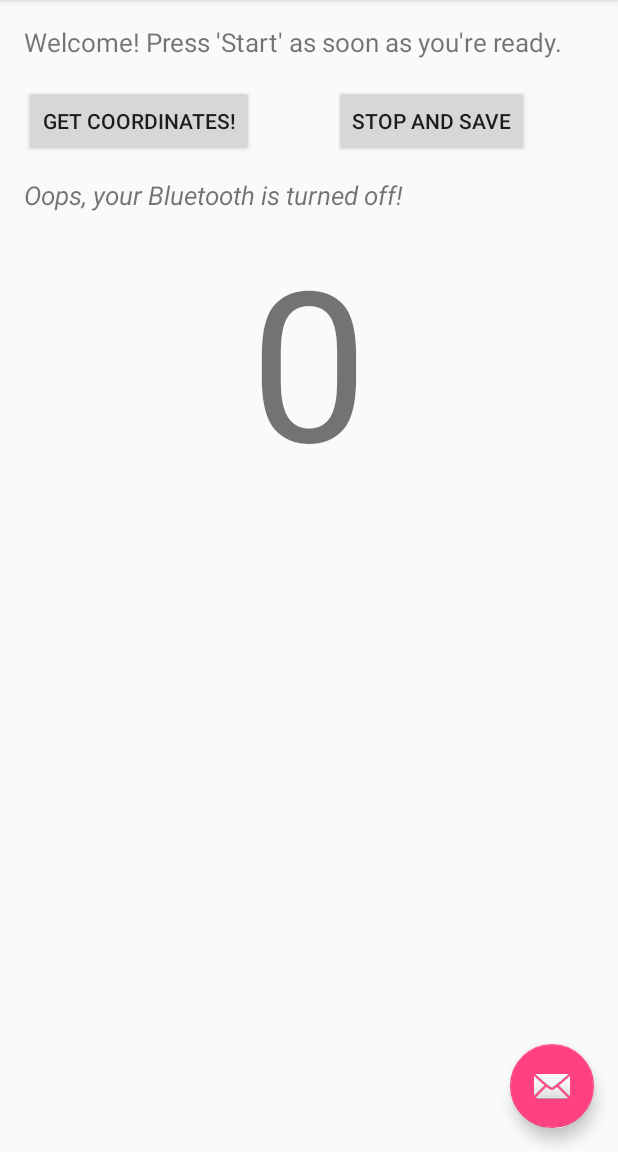
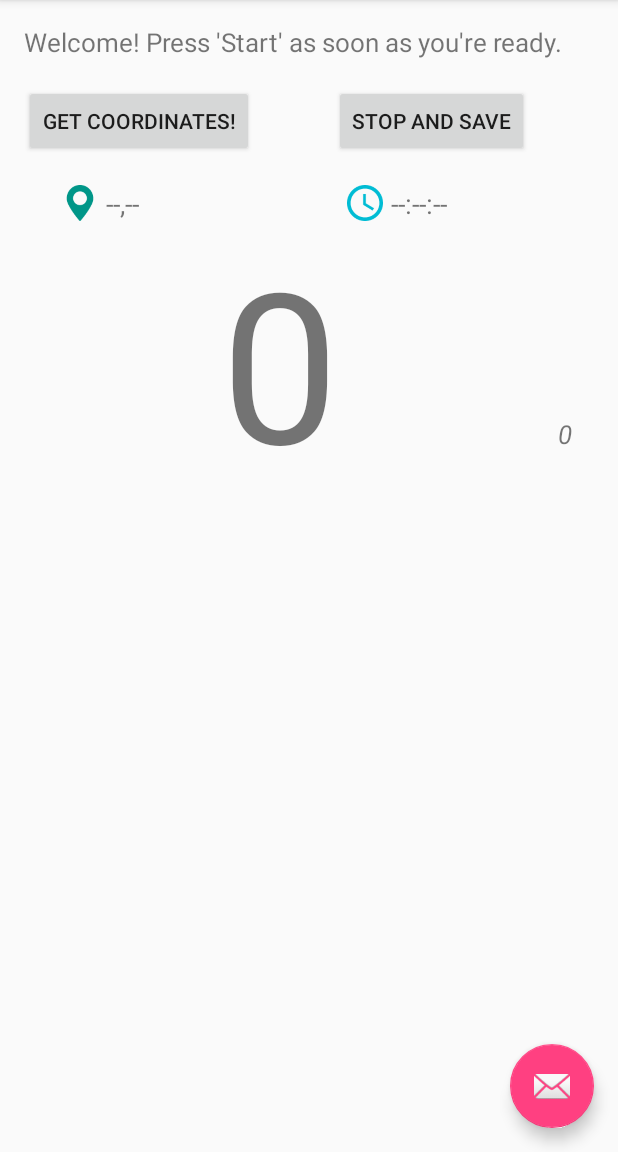
Before and after one commit to msaadq/aero2, an Android app: the screen it shows after launch (MainActivity), after a tap on "GET COORDINATES!", on a phone screen of 412 x 824 dp, the part 84-1236 px from its top. Run offline under Robolectric (Android 15) with nearby library versions, the phone set to English and light mode, and no system bars; libraries missing offline, so code that uses them is left out: com.microsoft.windowsazure; 2 statements that could not run were skipped.

Commit message:
UI changes made as per today's discussion

```diff
--- a/AerO2_Android/app/src/main/java/com/aero2/android/DefaultActivities/MainActivity.java
+++ b/AerO2_Android/app/src/main/java/com/aero2/android/DefaultActivities/MainActivity.java
@@ -8,6 +8,7 @@ import android.support.v7.widget.Toolbar;
 import android.util.Log;
 import android.view.View;
 import android.widget.Button;
+import android.widget.ImageView;
 import android.widget.TextView;
 
 import com.aero2.android.DefaultClasses.Integrator;
@@ -18,12 +19,15 @@ public class MainActivity extends AppCompatActivity {
 
     //Main Activity Variables
     private int m_interval = 1500;              // Time between each Integrator call
-    private String smog;
 
     //UI Elements
-    private TextView update_message_text;
     private TextView smog_text;
+    private TextView location_text;
+    private TextView time_text;
+    private TextView count_text;
     private TextView thank_you_text;
+    private ImageView location_image;
+    private ImageView time_image;
     private Toolbar toolbar;
     private Button gps_button;
     private Button stop_button;
@@ -39,15 +43,23 @@ public class MainActivity extends AppCompatActivity {
 
         //Instantiate UI Objects
         toolbar = (Toolbar) findViewById(R.id.toolbar);
-        update_message_text= (TextView) findViewById(R.id.update_message_text);
         smog_text = (TextView) findViewById(R.id.smog_text);
+        location_text = (TextView) findViewById(R.id.location_text);
+        time_text = (TextView) findViewById(R.id.time_text);
+        count_text = (TextView) findViewById(R.id.count_text);
         thank_you_text = (TextView) findViewById(R.id.thank_you_text);
+        location_image = (ImageView) findViewById(R.id.location_image);
+        time_image = (ImageView) findViewById(R.id.time_image);
         gps_button = (Button) findViewById(R.id.gps_button);
         stop_button = (Button) findViewById(R.id.stop_button);
 
         //Instantiate Objects
         m_handler = new Handler();
         integrator = new Integrator(this);
+
+        //Set visibility of ImageViews
+        location_image.setVisibility(View.INVISIBLE);
+        time_image.setVisibility(View.INVISIBLE);
 
         //Start saving data in Azure
         integrator.saveAzure();
@@ -62,8 +74,14 @@ public class MainActivity extends AppCompatActivity {
         gps_button.setOnClickListener(new View.OnClickListener() {
             public void onClick(View v) {
 
-                //Show default value of smog as 0
+                //Set defaults
                 smog_text.setText("0");
+                location_text.setText("--,--");
+                time_text.setText("--:--:--");
+                count_text.setText("0");
+
+                location_image.setVisibility(View.VISIBLE);
+                time_image.setVisibility(View.VISIBLE);
                 //Run GPS Handler
                 getIntegrator.run();
             }
@@ -95,30 +113,8 @@ public class MainActivity extends AppCompatActivity {
     Runnable getIntegrator = new Runnable() {
         @Override
         public void run() {
-            smog = integrator.init();
 
-            if (smog == "0"){
-                update_message_text.setText(R.string.update_message_0);
-            }
-            else if (smog == "-1"){
-                update_message_text.setText(R.string.update_message_1);
-            }
-            else if (smog == "-2"){
-                update_message_text.setText(R.string.update_message_2);
-            }
-            else if (smog == "-3"){
-                update_message_text.setText(R.string.update_message_3);
-            }
-            else if (smog == "-4"){
-                update_message_text.setText(R.string.update_message_4);
-            }
-            else if (smog == "-5"){
-                update_message_text.setText(R.string.update_message_5);
-            }
-            else{
-                update_message_text.setText(R.string.update_message_6);
-                smog_text.setText(smog);
-            }
+            integrator.init(smog_text, location_text, time_text, count_text);
 
             //Call again after delay of m_interval
             m_handler.postDelayed(getIntegrator,m_interval);
--- a/AerO2_Android/app/src/main/java/com/aero2/android/DefaultClasses/SQLiteAsyncTask.java
+++ b/AerO2_Android/app/src/main/java/com/aero2/android/DefaultClasses/SQLiteAsyncTask.java
@@ -33,7 +33,7 @@ public class SQLiteAsyncTask extends AsyncTask<String[][], Void, Void> {
     protected Void doInBackground(String[][]... params) {
 
         Log.v("SQLiteAsyncTask", "Entered doInBackground");
-        int count  = params[0].length;
+        int count  = Integrator.value_count;
         Log.v("Count:",String.valueOf(count));
 
         //Push all values to SQLite
@@ -42,6 +42,7 @@ public class SQLiteAsyncTask extends AsyncTask<String[][], Void, Void> {
             Log.v("SQLiteAsyncTask", "Added Item " + String.valueOf(i));
         }
 
+        Integrator.value_count = 0;
         long row_count = sqLiteAPI.getRowCountInLocal();
         Log.v("Row Count: ",String.valueOf(row_count));
 
--- a/AerO2_Android/app/src/main/res/layout/content_main.xml
+++ b/AerO2_Android/app/src/main/res/layout/content_main.xml
@@ -47,22 +47,77 @@
         android:orientation="vertical"
         android:layout_height="wrap_content">
 
+
+        <LinearLayout
+            android:layout_width="fill_parent"
+            android:layout_height="wrap_content"
+            android:layout_marginTop="5dp"
+            android:orientation="horizontal">
+
+            <LinearLayout
+                android:layout_width="0dp"
+                android:layout_weight="1"
+                android:paddingLeft="25dp"
+                android:layout_height="wrap_content">
+
+                <ImageView
+                    android:layout_width="24dp"
+                    android:layout_height="24dp"
+                    android:id="@+id/location_image"
+                    android:src="@drawable/location"/>
                 <TextView
                     android:layout_width="wrap_content"
-            android:layout_height="fill_parent"
-            android:textStyle="italic"
-            android:textSize="17dp"
-            android:id="@+id/update_message_text"
-            android:paddingBottom="2pt"/>
+                    android:paddingLeft="5dp"
+                    android:layout_height="wrap_content"
+                    android:id="@+id/location_text"
+                    android:textSize="18dp"/>
+            </LinearLayout>
+
+            <LinearLayout
+                android:layout_width="0dp"
+                android:layout_weight="1"
+                android:paddingLeft="25dp"
+                android:layout_height="wrap_content">
+
+                <ImageView
+                    android:layout_width="24dp"
+                    android:layout_height="24dp"
+                    android:id="@+id/time_image"
+                    android:src="@drawable/time"/>
+
+                <TextView
+                    android:layout_width="wrap_content"
+                    android:paddingLeft="5dp"
+                    android:layout_height="wrap_content"
+                    android:id="@+id/time_text"
+                    android:textSize="18dp"/>
+            </LinearLayout>
+
+        </LinearLayout>
 
 
+        <LinearLayout
+            android:layout_width="fill_parent"
+            android:layout_height="wrap_content"
+            android:orientation="horizontal">
+
             <TextView
-            android:layout_width="match_parent"
+                android:layout_width="0dp"
+                android:layout_weight=".9"
                 android:layout_height="wrap_content"
                 android:textSize="140dp"
                 android:textAlignment="center"
-            android:layout_gravity="center"
                 android:id="@+id/smog_text" />
+            <TextView
+                android:layout_width="0dp"
+                android:textStyle="italic"
+                android:layout_weight=".1"
+                android:layout_height="wrap_content"
+                android:textSize="17dp"
+                android:textAlignment="center"
+                android:id="@+id/count_text" />
+
+        </LinearLayout>
 
     </LinearLayout>
 
```
Also changed, not shown: AerO2_Android/app/src/main/java/com/aero2/android/DefaultClasses/Integrator.java (+44 -11 lines), AerO2_Android/app/src/main/res/drawable/location.png (added), AerO2_Android/app/src/main/res/drawable/time.png (added). Lines whose indentation alone changed are shown as unchanged.
